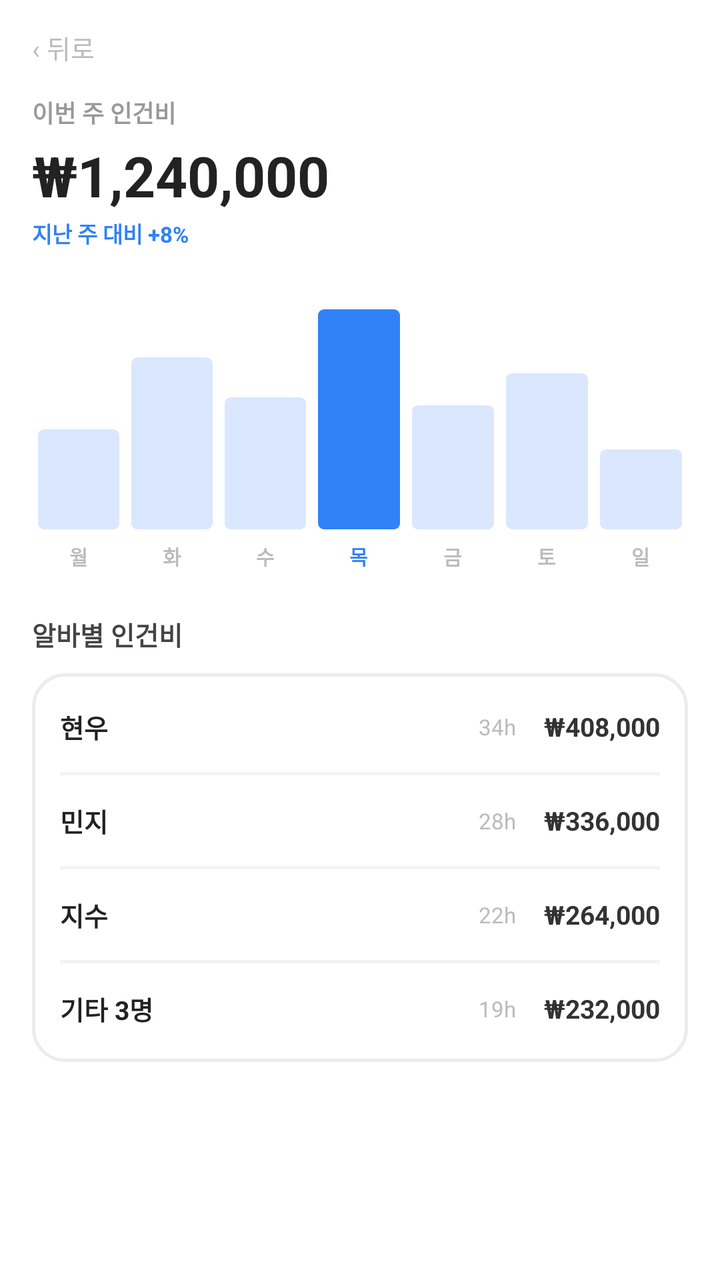
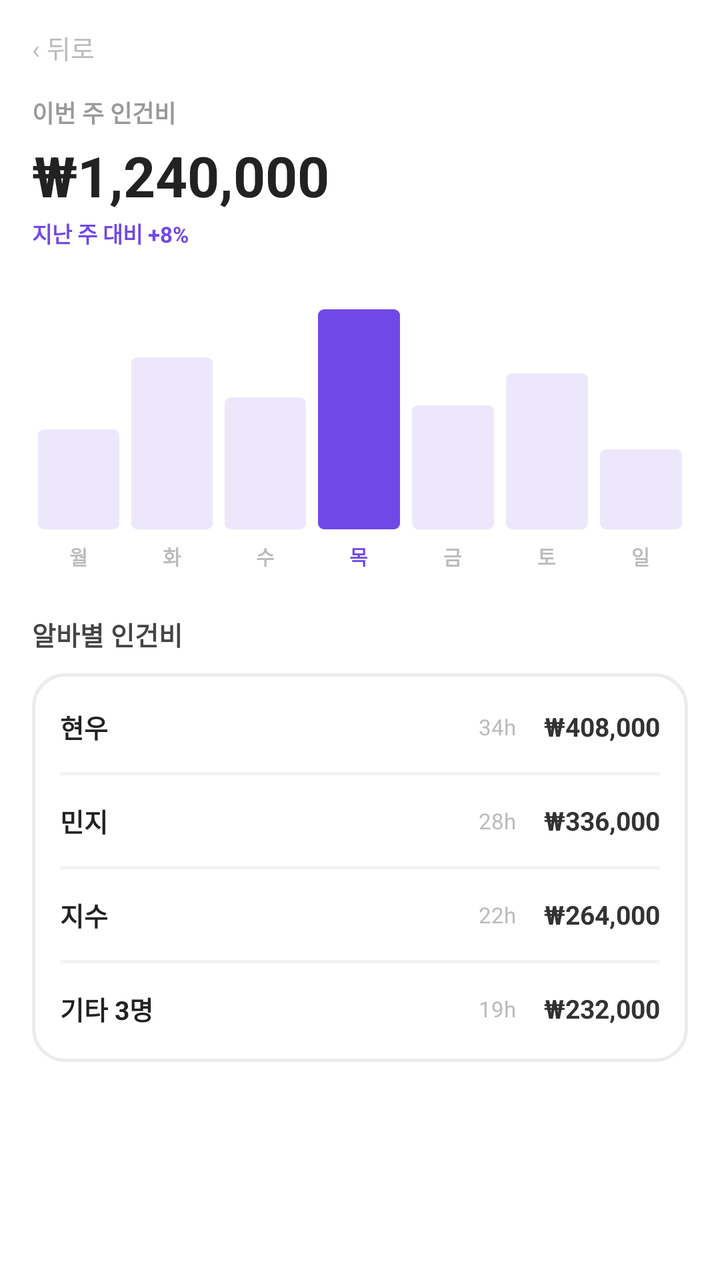

The first picture is an Android layout as it rendered before a commit; the second is the same layout after the commit. The layout source and the unified diff follow.
<!-- AndroidManifest.xml: application theme Theme.PTManagerEmployer -->
<!-- res/layout/activity_labor_cost.xml -->
<?xml version="1.0" encoding="utf-8"?>
<ScrollView xmlns:android="http://schemas.android.com/apk/res/android"
    android:id="@+id/labor_root"
    android:layout_width="match_parent"
    android:layout_height="match_parent"
    android:background="@color/white"
    android:fillViewport="true">

    <LinearLayout
        android:layout_width="match_parent"
        android:layout_height="wrap_content"
        android:orientation="vertical"
        android:paddingHorizontal="16dp"
        android:paddingBottom="28dp">

        <TextView
            android:id="@+id/btn_back"
            android:layout_width="wrap_content"
            android:layout_height="wrap_content"
            android:text="‹ 뒤로"
            android:textColor="@color/text_hint"
            android:textSize="13sp"
            android:paddingVertical="14dp"
            android:paddingEnd="14dp"
            android:background="?attr/selectableItemBackground" />

        <TextView
            android:layout_width="wrap_content"
            android:layout_height="wrap_content"
            android:text="이번 주 인건비"
            android:textColor="@color/text_tertiary"
            android:textSize="12sp"
            android:textStyle="bold" />

        <TextView
            android:layout_width="wrap_content"
            android:layout_height="wrap_content"
            android:layout_marginTop="4dp"
            android:text="₩1,240,000"
            android:textColor="@color/text_primary"
            android:textSize="28sp"
            android:textStyle="bold" />

        <TextView
            android:layout_width="wrap_content"
            android:layout_height="wrap_content"
            android:layout_marginTop="2dp"
            android:text="지난 주 대비 +8%"
            android:textColor="@color/brand_blue"
            android:textSize="11sp"
            android:textStyle="bold" />

        
        <LinearLayout
            android:layout_width="match_parent"
            android:layout_height="120dp"
            android:layout_marginTop="20dp"
            android:orientation="horizontal"
            android:gravity="bottom"
            android:baselineAligned="false">

            <View style="@style/Bar" android:layout_height="50dp" />
            <View style="@style/Bar" android:layout_height="86dp" />
            <View style="@style/Bar" android:layout_height="66dp" />
            <View style="@style/Bar" android:layout_height="110dp"
                android:background="@drawable/bg_bar_active" />
            <View style="@style/Bar" android:layout_height="62dp" />
            <View style="@style/Bar" android:layout_height="78dp" />
            <View style="@style/Bar" android:layout_height="40dp" />
        </LinearLayout>

        <LinearLayout
            android:layout_width="match_parent"
            android:layout_height="wrap_content"
            android:layout_marginTop="6dp"
            android:orientation="horizontal"
            android:baselineAligned="false">

            <TextView style="@style/ChartDay" android:text="월" />
            <TextView style="@style/ChartDay" android:text="화" />
            <TextView style="@style/ChartDay" android:text="수" />
            <TextView style="@style/ChartDay" android:text="목" android:textColor="@color/brand_blue" />
            <TextView style="@style/ChartDay" android:text="금" />
            <TextView style="@style/ChartDay" android:text="토" />
            <TextView style="@style/ChartDay" android:text="일" />
        </LinearLayout>

        <TextView
            android:layout_width="wrap_content"
            android:layout_height="wrap_content"
            android:layout_marginTop="22dp"
            android:text="알바별 인건비"
            android:textColor="#444444"
            android:textSize="13sp"
            android:textStyle="bold" />

        <LinearLayout
            android:layout_width="match_parent"
            android:layout_height="wrap_content"
            android:layout_marginTop="10dp"
            android:orientation="vertical"
            android:background="@drawable/bg_card"
            android:paddingHorizontal="14dp"
            android:paddingVertical="4dp">

            <LinearLayout style="@style/CostRow">
                <TextView style="@style/CostName" android:text="현우" />
                <TextView style="@style/CostHours" android:text="34h" />
                <TextView style="@style/CostAmount" android:text="₩408,000" />
            </LinearLayout>
            <View style="@style/DetailDivider" />
            <LinearLayout style="@style/CostRow">
                <TextView style="@style/CostName" android:text="민지" />
                <TextView style="@style/CostHours" android:text="28h" />
                <TextView style="@style/CostAmount" android:text="₩336,000" />
            </LinearLayout>
            <View style="@style/DetailDivider" />
            <LinearLayout style="@style/CostRow">
                <TextView style="@style/CostName" android:text="지수" />
                <TextView style="@style/CostHours" android:text="22h" />
                <TextView style="@style/CostAmount" android:text="₩264,000" />
            </LinearLayout>
            <View style="@style/DetailDivider" />
            <LinearLayout style="@style/CostRow">
                <TextView style="@style/CostName" android:text="기타 3명" />
                <TextView style="@style/CostHours" android:text="19h" />
                <TextView style="@style/CostAmount" android:text="₩232,000" />
            </LinearLayout>
        </LinearLayout>
    </LinearLayout>
</ScrollView>
<!-- resources referenced by this layout -->
<resources>
  <color name="brand_blue">#3182F6</color>
  <color name="text_hint">#BBBBBB</color>
  <color name="text_primary">#222222</color>
  <color name="text_tertiary">#999999</color>
  <color name="white">#FFFFFFFF</color>
  <!-- drawable bg_bar_active (drawable) -->
  <?xml version="1.0" encoding="utf-8"?>
  <shape xmlns:android="http://schemas.android.com/apk/res/android" android:shape="rectangle">
      <solid android:color="@color/brand_blue" />
      <corners android:radius="3dp" />
  </shape>
  <!-- drawable bg_card (drawable) -->
  <?xml version="1.0" encoding="utf-8"?>
  <shape xmlns:android="http://schemas.android.com/apk/res/android" android:shape="rectangle">
      <solid android:color="@color/white" />
      <corners android:radius="16dp" />
      <stroke android:width="1.5dp" android:color="@color/border" />
  </shape>
  <style name="Bar">
          <item name="android:layout_width">0dp</item>
          <item name="android:layout_weight">1</item>
          <item name="android:layout_marginHorizontal">3dp</item>
          <item name="android:background">@drawable/bg_bar</item>
      </style>
  <style name="CostAmount">
          <item name="android:layout_width">wrap_content</item>
          <item name="android:layout_height">wrap_content</item>
          <item name="android:textColor">#333333</item>
          <item name="android:textSize">13sp</item>
          <item name="android:textStyle">bold</item>
      </style>
  <style name="CostHours">
          <item name="android:layout_width">wrap_content</item>
          <item name="android:layout_height">wrap_content</item>
          <item name="android:layout_marginEnd">14dp</item>
          <item name="android:textColor">@color/text_hint</item>
          <item name="android:textSize">11sp</item>
      </style>
  <style name="CostName">
          <item name="android:layout_width">0dp</item>
          <item name="android:layout_height">wrap_content</item>
          <item name="android:layout_weight">1</item>
          <item name="android:textColor">@color/text_primary</item>
          <item name="android:textSize">13sp</item>
          <item name="android:textStyle">bold</item>
      </style>
  <style name="CostRow">
          <item name="android:layout_width">match_parent</item>
          <item name="android:layout_height">wrap_content</item>
          <item name="android:orientation">horizontal</item>
          <item name="android:gravity">center_vertical</item>
          <item name="android:paddingVertical">13dp</item>
      </style>
  <style name="DetailDivider">
          <item name="android:layout_width">match_parent</item>
          <item name="android:layout_height">1.5dp</item>
          <item name="android:background">#F3F3F3</item>
      </style>
  <style name="Theme.PTManagerEmployer" parent="Base.Theme.PTManagerEmployer" />
  <color name="border">#ECECEC</color>
  <!-- drawable bg_bar (drawable) -->
  <?xml version="1.0" encoding="utf-8"?>
  <shape xmlns:android="http://schemas.android.com/apk/res/android" android:shape="rectangle">
      <solid android:color="@color/brand_blue_chip" />
      <corners android:radius="3dp" />
  </shape>
  <style name="Base.Theme.PTManagerEmployer" parent="Theme.Material3.Light.NoActionBar">
          <item name="colorPrimary">@color/brand_blue</item>
          <item name="colorOnPrimary">@color/white</item>
          <item name="colorSurface">@color/white</item>
          <item name="colorOnSurface">@color/text_primary</item>
          <item name="android:colorBackground">@color/white</item>
          <item name="android:statusBarColor">@color/white</item>
          <item name="android:navigationBarColor">@color/white</item>
          <item name="android:windowLightStatusBar">true</item>
          <item name="android:windowLightNavigationBar" tools:targetApi="o_mr1">true</item>
      </style>
  <color name="brand_blue_chip">#DBE7FF</color>
  <!-- unchanged entries left out for length: 1 -->
</resources>

<!-- the commit's change to res/layout/activity_labor_cost.xml (unified diff, before → after) -->
@@ -46,7 +46,7 @@
             android:layout_height="wrap_content"
             android:layout_marginTop="2dp"
             android:text="지난 주 대비 +8%"
-            android:textColor="@color/brand_blue"
+            android:textColor="@color/brand"
             android:textSize="11sp"
             android:textStyle="bold" />
 
@@ -79,7 +79,7 @@
             <TextView style="@style/ChartDay" android:text="월" />
             <TextView style="@style/ChartDay" android:text="화" />
             <TextView style="@style/ChartDay" android:text="수" />
-            <TextView style="@style/ChartDay" android:text="목" android:textColor="@color/brand_blue" />
+            <TextView style="@style/ChartDay" android:text="목" android:textColor="@color/brand" />
             <TextView style="@style/ChartDay" android:text="금" />
             <TextView style="@style/ChartDay" android:text="토" />
             <TextView style="@style/ChartDay" android:text="일" />
<!-- resource entries referenced after the edit -->
@@ -1,6 +1,6 @@
 <!-- resources referenced by this layout -->
 <resources>
-  <color name="brand_blue">#3182F6</color>
+  <color name="brand">#7048E8</color>
   <color name="text_hint">#BBBBBB</color>
   <color name="text_primary">#222222</color>
   <color name="text_tertiary">#999999</color>
@@ -8,7 +8,7 @@
   <!-- drawable bg_bar_active (drawable) -->
   <?xml version="1.0" encoding="utf-8"?>
   <shape xmlns:android="http://schemas.android.com/apk/res/android" android:shape="rectangle">
-      <solid android:color="@color/brand_blue" />
+      <solid android:color="@color/brand" />
       <corners android:radius="3dp" />
   </shape>
   <!-- drawable bg_card (drawable) -->
@@ -63,11 +63,11 @@
   <!-- drawable bg_bar (drawable) -->
   <?xml version="1.0" encoding="utf-8"?>
   <shape xmlns:android="http://schemas.android.com/apk/res/android" android:shape="rectangle">
-      <solid android:color="@color/brand_blue_chip" />
+      <solid android:color="@color/brand_chip" />
       <corners android:radius="3dp" />
   </shape>
   <style name="Base.Theme.PTManagerEmployer" parent="Theme.Material3.Light.NoActionBar">
-          <item name="colorPrimary">@color/brand_blue</item>
+          <item name="colorPrimary">@color/brand</item>
           <item name="colorOnPrimary">@color/white</item>
           <item name="colorSurface">@color/white</item>
           <item name="colorOnSurface">@color/text_primary</item>
@@ -77,7 +77,7 @@
           <item name="android:windowLightStatusBar">true</item>
           <item name="android:windowLightNavigationBar" tools:targetApi="o_mr1">true</item>
       </style>
-  <color name="brand_blue_chip">#DBE7FF</color>
+  <color name="brand_chip">#EDE7FC</color>
   <!-- unchanged entries left out for length: 1 -->
 </resources>
 
